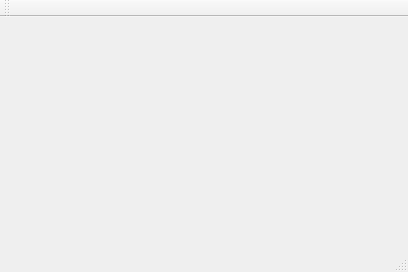
First picture: the form in StudentDataBase/mainwindow/mainwindow.ui, repository YYC572652645/PySocket, before the edit.
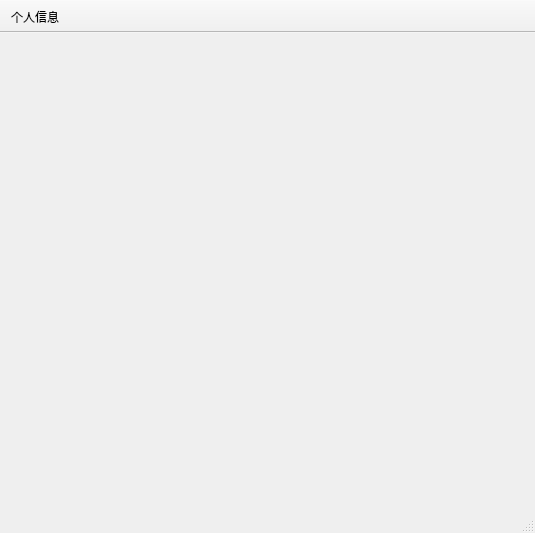
Second picture: the form after the edit.

Patch:
```diff
--- a/StudentDataBase/mainwindow/mainwindow.ui
+++ b/StudentDataBase/mainwindow/mainwindow.ui
@@ -6,8 +6,8 @@
    <rect>
     <x>0</x>
     <y>0</y>
-    <width>408</width>
-    <height>272</height>
+    <width>535</width>
+    <height>533</height>
    </rect>
   </property>
   <property name="windowTitle">
@@ -25,14 +25,26 @@
    </property>
   </widget>
   <widget class="QToolBar" name="mainToolBar">
+   <property name="movable">
+    <bool>false</bool>
+   </property>
    <attribute name="toolBarArea">
     <enum>TopToolBarArea</enum>
    </attribute>
    <attribute name="toolBarBreak">
     <bool>false</bool>
    </attribute>
+   <addaction name="actionPersonInfo"/>
   </widget>
   <widget class="QStatusBar" name="statusBar"/>
+  <action name="actionPersonInfo">
+   <property name="text">
+    <string>个人信息</string>
+   </property>
+   <property name="toolTip">
+    <string>个人信息</string>
+   </property>
+  </action>
  </widget>
  <layoutdefault spacing="6" margin="11"/>
  <resources/>
```
Left out of the diff: 2 changed lines with no effect on the pictures.
